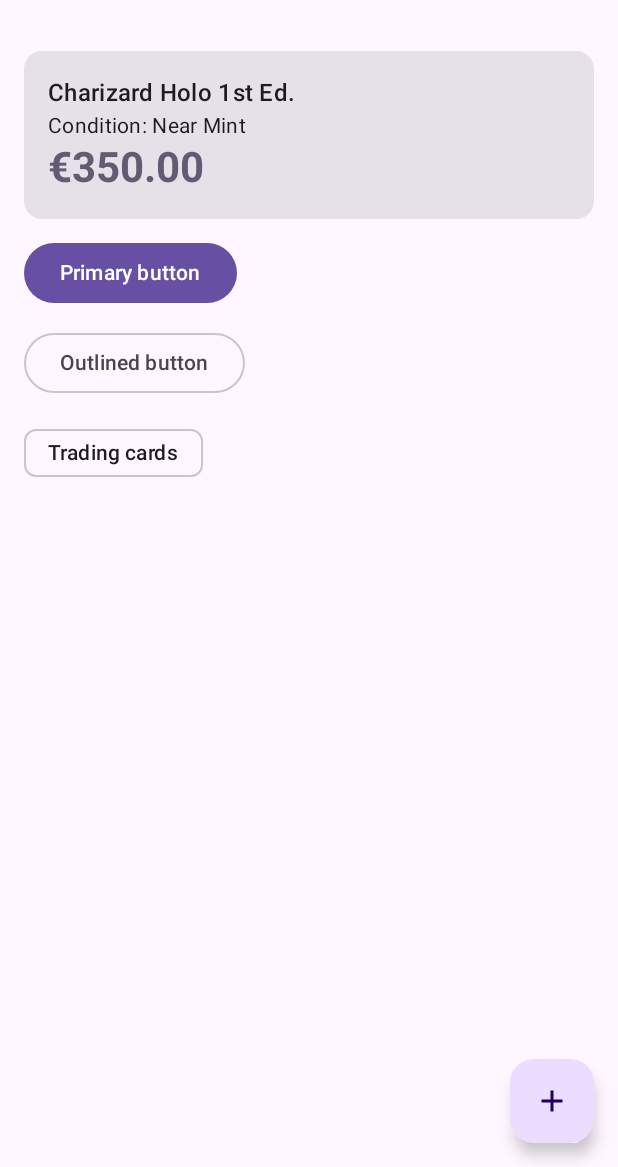
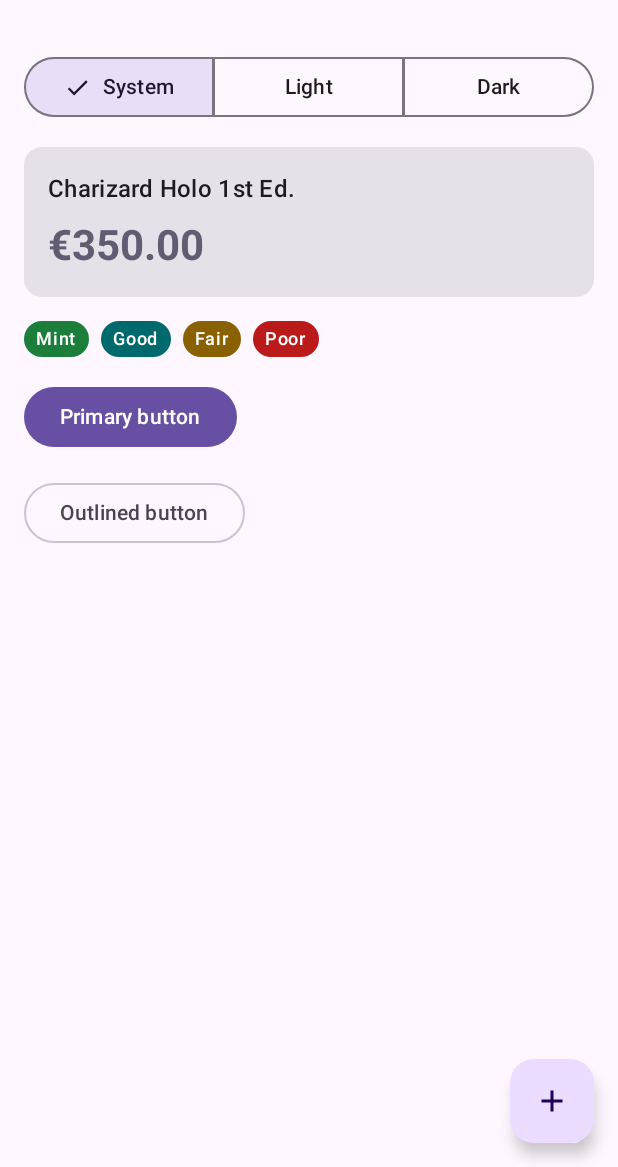
Before and after one commit to S00274252/CollectionTracker, an Android app built with Jetpack Compose: the screen it shows after launch (MainActivity), on a phone screen of 412 x 824 dp, the part 69-1236 px from its top. Run offline under Robolectric (Android 15) with nearby library versions, the phone set to English and light mode, and no system bars.

Commit message:
Add theme mode switching, condition colours and spacing tokens

```diff
--- a/app/src/main/java/com/example/collectiontracker/MainActivity.kt
+++ b/app/src/main/java/com/example/collectiontracker/MainActivity.kt
@@ -14,14 +14,29 @@ import androidx.compose.ui.Modifier
 import androidx.compose.ui.tooling.preview.Preview
 import androidx.compose.ui.unit.dp
 import com.example.collectiontracker.ui.theme.CollectionTrackerTheme
+import androidx.compose.foundation.background
+import androidx.compose.foundation.shape.RoundedCornerShape
+import androidx.compose.runtime.getValue
+import androidx.compose.runtime.mutableStateOf
+import androidx.compose.runtime.saveable.rememberSaveable
+import androidx.compose.runtime.setValue
+import androidx.compose.ui.graphics.Color
+import com.example.collectiontracker.ui.theme.ThemeMode
+import com.example.collectiontracker.ui.theme.conditionColors
+import com.example.collectiontracker.ui.theme.spacing
 
 class MainActivity : ComponentActivity() {
     override fun onCreate(savedInstanceState: Bundle?) {
         super.onCreate(savedInstanceState)
         enableEdgeToEdge()
         setContent {
-            CollectionTrackerTheme {
-                ThemeShowcase()
+           var themeMode by rememberSaveable { mutableStateOf(ThemeMode.SYSTEM) }
+
+            CollectionTrackerTheme(themeMode = themeMode) {
+                ThemeShowcase(
+                    selectedMode = themeMode,
+                    onModeSelected = { themeMode = it }
+                )
             }
         }
     }
@@ -29,7 +44,12 @@ class MainActivity : ComponentActivity() {
 
 @OptIn(ExperimentalMaterial3Api::class)
 @Composable
-fun ThemeShowcase() {
+fun ThemeShowcase(
+    selectedMode: ThemeMode,
+    onModeSelected: (ThemeMode) -> Unit
+) {
+    val spacing = MaterialTheme.spacing
+
     Scaffold(
         topBar = { TopAppBar(title = { Text("Collection Tracker") }) },
         floatingActionButton = {
@@ -41,13 +61,26 @@ fun ThemeShowcase() {
         Column(
             modifier = Modifier
                 .padding(innerPadding)
-                .padding(16.dp),
-            verticalArrangement = Arrangement.spacedBy(12.dp)
+                .padding(spacing.medium),
+            verticalArrangement = Arrangement.spacedBy(spacing.medium)
         ) {
+            SingleChoiceSegmentedButtonRow(modifier = Modifier.fillMaxWidth()) {
+                val modes = ThemeMode.entries
+                modes.forEachIndexed { index, mode ->
+                    SegmentedButton(
+                        selected = mode == selectedMode,
+                        onClick = { onModeSelected(mode) },
+                        shape = SegmentedButtonDefaults.itemShape(index, modes.size)
+                    ) { Text(mode.label) }
+                }
+            }
+
             Card(modifier = Modifier.fillMaxWidth()) {
-                Column(Modifier.padding(16.dp)) {
+                Column(
+                    modifier = Modifier.padding(spacing.medium),
+                    verticalArrangement = Arrangement.spacedBy(spacing.small)
+                ) {
                     Text("Charizard Holo 1st Ed.", style = MaterialTheme.typography.titleMedium)
-                    Text("Condition: Near Mint", style = MaterialTheme.typography.bodyMedium)
                     Text(
                         "€350.00",
                         style = MaterialTheme.typography.headlineMedium,
@@ -55,20 +88,45 @@ fun ThemeShowcase() {
                     )
                 }
             }
+
+            val colors = MaterialTheme.conditionColors
+            Row(horizontalArrangement = Arrangement.spacedBy(spacing.small)) {
+                ConditionBadge("Mint", colors.mint, colors.onBadge)
+                ConditionBadge("Good", colors.good, colors.onBadge)
+                ConditionBadge("Fair", colors.fair, colors.onBadge)
+                ConditionBadge("Poor", colors.poor, colors.onBadge)
+            }
+
             Button(onClick = { }) { Text("Primary button") }
             OutlinedButton(onClick = { }) { Text("Outlined button") }
-            AssistChip(onClick = { }, label = { Text("Trading cards") })
         }
     }
 }
 
+@Composable
+fun ConditionBadge(text: String, background: Color, textColor: Color) {
+    Text(
+        text = text,
+        color = textColor,
+        style = MaterialTheme.typography.labelMedium,
+        modifier = Modifier
+            .background(background, RoundedCornerShape(50))
+            .padding(horizontal = MaterialTheme.spacing.small, vertical = MaterialTheme.spacing.extraSmall)
+    )
+}
+
 @Preview(name = "Light mode", showBackground = true)
-@Preview(
-    name = "Dark mode",
-    showBackground = true,
-    uiMode = Configuration.UI_MODE_NIGHT_YES or Configuration.UI_MODE_TYPE_NORMAL
-)
 @Composable
-fun ThemeShowcasePreview() {
-    CollectionTrackerTheme { ThemeShowcase() }
+fun ThemeShowcaseLightPreview() {
+    CollectionTrackerTheme(themeMode = ThemeMode.LIGHT) {
+        ThemeShowcase(selectedMode = ThemeMode.LIGHT, onModeSelected = {})
+    }
 }
+
+@Preview(name = "Dark mode", showBackground = true)
+@Composable
+fun ThemeShowcaseDarkPreview() {
+    CollectionTrackerTheme(themeMode = ThemeMode.DARK) {
+        ThemeShowcase(selectedMode = ThemeMode.DARK, onModeSelected = {})
+    }
+}
--- /dev/null
+++ b/app/src/main/java/com/example/collectiontracker/ui/theme/ExtendedColors.kt
@@ -0,0 +1,38 @@
+package com.example.collectiontracker.ui.theme
+
+import androidx.compose.material3.MaterialTheme
+import androidx.compose.runtime.Composable
+import androidx.compose.runtime.Immutable
+import androidx.compose.runtime.ReadOnlyComposable
+import androidx.compose.runtime.staticCompositionLocalOf
+import androidx.compose.ui.graphics.Color
+
+@Immutable
+data class ConditionColors(
+    val mint: Color,
+    val good: Color,
+    val fair: Color,
+    val poor: Color,
+    val onBadge: Color
+)
+val LightConditionColors = ConditionColors(
+    mint = Color(0xFF1B7F3B),
+    good = Color(0xFF00696E),
+    fair = Color(0xFF8A6100),
+    poor = Color(0xFFBA1A1A),
+    onBadge = Color.White
+)
+val DarkConditionColors = ConditionColors(
+    mint = Color(0xFF7DDB94),
+    good = Color(0xFF80D4D9),
+    fair = Color(0xFFF5BE48),
+    poor = Color(0xFFFFB4AB),
+    onBadge = Color(0xFF101414)
+)
+
+val LocalConditionColors = staticCompositionLocalOf { LightConditionColors }
+
+val MaterialTheme.conditionColors: ConditionColors
+    @Composable
+    @ReadOnlyComposable
+    get() = LocalConditionColors.current
--- /dev/null
+++ b/app/src/main/java/com/example/collectiontracker/ui/theme/Shape.kt
@@ -0,0 +1,13 @@
+package com.example.collectiontracker.ui.theme
+
+import androidx.compose.foundation.shape.RoundedCornerShape
+import androidx.compose.material3.Shapes
+import androidx.compose.ui.unit.dp
+
+val AppShapes = Shapes(
+    extraSmall = RoundedCornerShape(4.dp),
+    small = RoundedCornerShape(8.dp),
+    medium = RoundedCornerShape(12.dp),
+    large = RoundedCornerShape(16.dp),
+    extraLarge = RoundedCornerShape(28.dp)
+)
--- /dev/null
+++ b/app/src/main/java/com/example/collectiontracker/ui/theme/Spacing.kt
@@ -0,0 +1,24 @@
+package com.example.collectiontracker.ui.theme
+
+import androidx.compose.material3.MaterialTheme
+import androidx.compose.runtime.Composable
+import androidx.compose.runtime.Immutable
+import androidx.compose.runtime.ReadOnlyComposable
+import androidx.compose.runtime.staticCompositionLocalOf
+import androidx.compose.ui.unit.Dp
+import androidx.compose.ui.unit.dp
+@Immutable
+data class Spacing(
+    val extraSmall: Dp = 4.dp,
+    val small: Dp = 8.dp,
+    val medium: Dp = 16.dp,
+    val large: Dp = 24.dp,
+    val extraLarge: Dp = 32.dp
+)
+
+val LocalSpacing = staticCompositionLocalOf { Spacing() }
+
+val MaterialTheme.spacing: Spacing
+    @Composable
+    @ReadOnlyComposable
+    get() = LocalSpacing.current
--- a/app/src/main/java/com/example/collectiontracker/ui/theme/Theme.kt
+++ b/app/src/main/java/com/example/collectiontracker/ui/theme/Theme.kt
@@ -8,8 +8,8 @@ import androidx.compose.material3.dynamicDarkColorScheme
 import androidx.compose.material3.dynamicLightColorScheme
 import androidx.compose.material3.lightColorScheme
 import androidx.compose.runtime.Composable
+import androidx.compose.runtime.CompositionLocalProvider
 import androidx.compose.ui.platform.LocalContext
-
 private val LightColors = lightColorScheme(
     primary = PrimaryLight,
     onPrimary = OnPrimaryLight,
@@ -63,10 +63,16 @@ private val DarkColors = darkColorScheme(
 
 @Composable
 fun CollectionTrackerTheme(
-    darkTheme: Boolean = isSystemInDarkTheme(),
+    themeMode: ThemeMode = ThemeMode.SYSTEM,
     dynamicColor: Boolean = false,
     content: @Composable () -> Unit
 ) {
+   val darkTheme = when (themeMode) {
+        ThemeMode.SYSTEM -> isSystemInDarkTheme()
+        ThemeMode.LIGHT -> false
+        ThemeMode.DARK -> true
+    }
+
     val colorScheme = when {
         dynamicColor && Build.VERSION.SDK_INT >= Build.VERSION_CODES.S -> {
             val context = LocalContext.current
@@ -76,6 +82,12 @@ fun CollectionTrackerTheme(
         else -> LightColors
     }
 
+    val conditionColors = if (darkTheme) DarkConditionColors else LightConditionColors
+
+    CompositionLocalProvider(
+        LocalConditionColors provides conditionColors,
+        LocalSpacing provides Spacing()
+    ) {
         MaterialTheme(
             colorScheme = colorScheme,
             typography = Typography,
@@ -83,3 +95,4 @@ fun CollectionTrackerTheme(
             content = content
         )
     }
+}
--- /dev/null
+++ b/app/src/main/java/com/example/collectiontracker/ui/theme/ThemeMode.kt
@@ -0,0 +1,7 @@
+package com.example.collectiontracker.ui.theme
+
+enum class ThemeMode(val label: String) {
+    SYSTEM("System"),
+    LIGHT("Light"),
+    DARK("Dark")
+}
```
Lines whose indentation alone changed are shown as unchanged.
